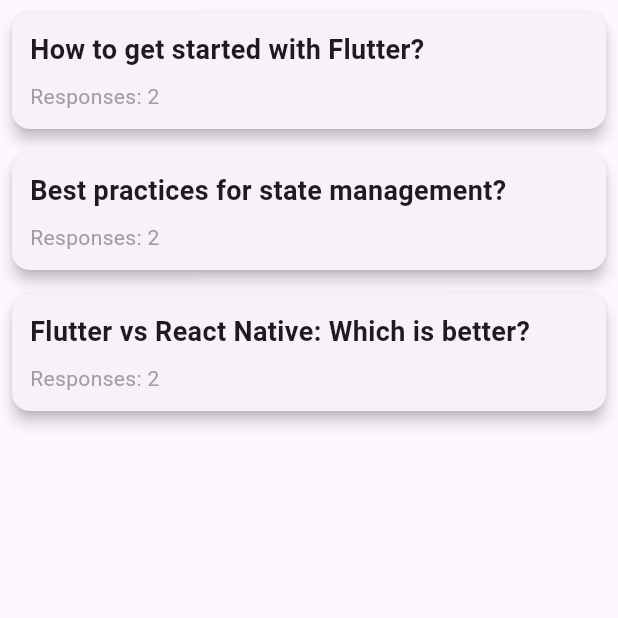
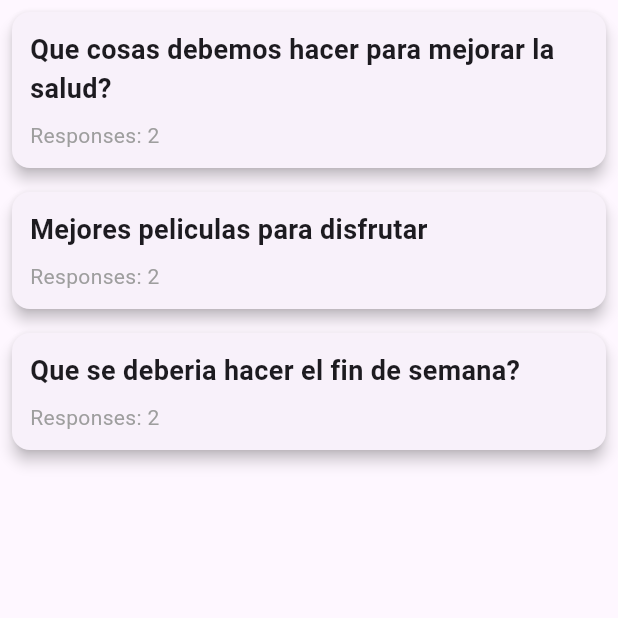
Before and after one commit to HarryOreLara/tesis-app, a Flutter app: the _CuerpoForo screen opened directly, on a phone screen of 412 x 824 dp, the top half of it. Run offline on Flutter 3.47's test engine with Material 2 defaults, Android fonts, the phone set to English and light mode, and no system bars; our stand-ins replace animate_do, card_swiper, dio, equatable, flutter_bloc, flutter_riverpod and 6 more; accounts and stored records are empty.

Commit message:
Presentacion 08 de septiembre

```diff
--- a/lib/presentation/screens/forum/forum_screen.dart
+++ b/lib/presentation/screens/forum/forum_screen.dart
@@ -32,15 +32,15 @@ class Post {
 
 class _CuerpoForo extends StatelessWidget {
   final List<Post> posts = [
-    Post('How to get started with Flutter?', [
+    Post('Que cosas debemos hacer para mejorar la salud?', [
       'Check out the official documentation.',
       'Join the Flutter community.'
     ]),
-    Post('Best practices for state management?', [
+    Post('Mejores peliculas para disfrutar', [
       'Use Provider or Riverpod for simple apps.',
       'Consider using BLoC for more complex apps.'
     ]),
-    Post('Flutter vs React Native: Which is better?', [
+    Post('Que se deberia hacer el fin de semana?', [
       'It depends on your project requirements.',
       'Both have their strengths and weaknesses.'
     ]),
```
Also changed, not shown: lib/domain/entities/messages/message_entitie.dart (+17 -9 lines).
